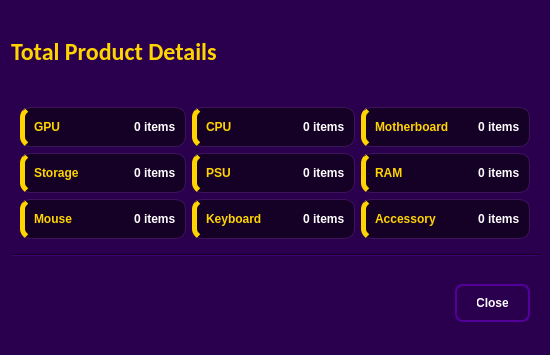
Above: UI/Totalitems_expand.ui from codenoobie25/ThunderCats before the change. Below: the same form after it.
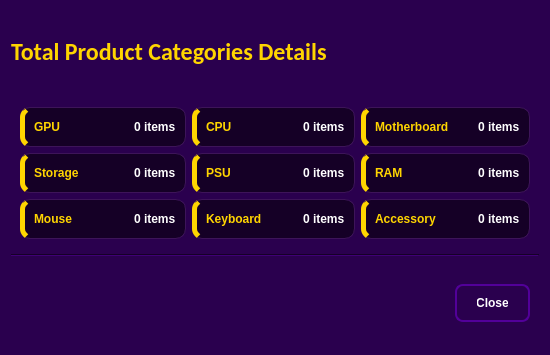
That is the form after the change. Icons and pictures are not drawn.

The edit to the form file:
```diff
--- a/UI/Totalitems_expand.ui
+++ b/UI/Totalitems_expand.ui
@@ -518,7 +518,7 @@
       <string notr="true">color:#ffd500</string>
      </property>
      <property name="text">
-      <string>Total Product Details</string>
+      <string>Total Product Categories Details</string>
      </property>
     </widget>
    </item>
```
Left out of the diff: 8 changed lines with no effect on the pictures.
